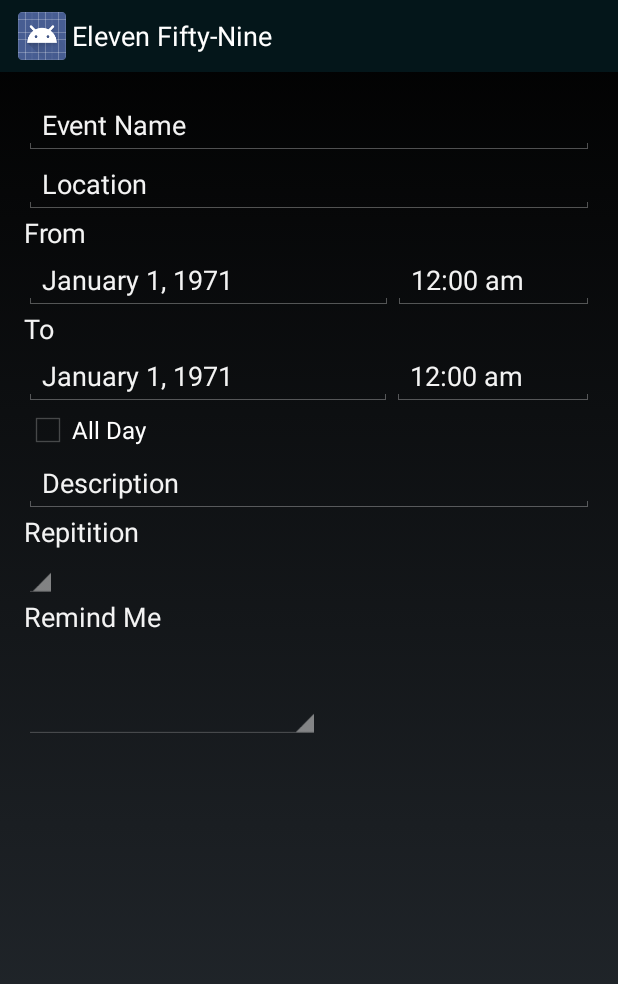
After one commit to 080419android/droidCal, an Android app: the layout activity_add_task.xml on its own in the app's theme, with its tools: preview values and no code run, on a phone screen of 412 x 824 dp. The commit adds this screen. Shown: the top 984 px of the screen. Run offline under Robolectric (Android 15) with nearby library versions, the phone set to English and light mode, and no system bars.

Commit message:
Added AddTaskView

```diff
--- a/ElevenFifty-Nine/app/src/main/AndroidManifest.xml
+++ b/ElevenFifty-Nine/app/src/main/AndroidManifest.xml
@@ -16,6 +16,10 @@
                 <category android:name="android.intent.category.LAUNCHER" />
             </intent-filter>
         </activity>
+        <activity
+            android:name=".AddTaskActivity"
+            android:label="@string/title_activity_add_task" >
+        </activity>
     </application>
 
 </manifest>
--- /dev/null
+++ b/ElevenFifty-Nine/app/src/main/java/com/droid080419/droid080419/elevenfifty_nine/AddTaskActivity.java
@@ -0,0 +1,39 @@
+package com.droid080419.droid080419.elevenfifty_nine;
+
+import android.support.v7.app.ActionBarActivity;
+import android.os.Bundle;
+import android.view.Menu;
+import android.view.MenuItem;
+
+
+public class AddTaskActivity extends ActionBarActivity {
+
+     @Override
+     protected void onCreate(Bundle savedInstanceState) {
+          super.onCreate(savedInstanceState);
+          setContentView(R.layout.activity_add_task);
+     }
+
+
+     @Override
+     public boolean onCreateOptionsMenu(Menu menu) {
+          // Inflate the menu; this adds items to the action bar if it is present.
+          getMenuInflater().inflate(R.menu.menu_add_task, menu);
+          return true;
+     }
+
+     @Override
+     public boolean onOptionsItemSelected(MenuItem item) {
+          // Handle action bar item clicks here. The action bar will
+          // automatically handle clicks on the Home/Up button, so long
+          // as you specify a parent activity in AndroidManifest.xml.
+          int id = item.getItemId();
+
+          //noinspection SimplifiableIfStatement
+          if (id == R.id.action_settings) {
+               return true;
+          }
+
+          return super.onOptionsItemSelected(item);
+     }
+}
--- /dev/null
+++ b/ElevenFifty-Nine/app/src/main/res/layout/activity_add_task.xml
@@ -0,0 +1,169 @@
+<RelativeLayout xmlns:android="http://schemas.android.com/apk/res/android"
+                xmlns:tools="http://schemas.android.com/tools"
+                android:layout_width="match_parent"
+                android:layout_height="match_parent"
+                android:paddingLeft="@dimen/activity_horizontal_margin"
+                android:paddingRight="@dimen/activity_horizontal_margin"
+                android:paddingTop="@dimen/activity_vertical_margin"
+                android:paddingBottom="@dimen/activity_vertical_margin"
+                tools:context="com.droid080419.droid080419.elevenfifty_nine.AddTaskActivity">
+
+     <ScrollView
+               android:layout_width="wrap_content"
+               android:layout_height="wrap_content"
+               android:id="@+id/scrollView"
+               android:layout_alignParentTop="true"
+               android:layout_alignParentStart="true"
+               android:layout_alignParentBottom="true"
+               android:layout_alignParentEnd="true">
+
+          <LinearLayout
+                    android:orientation="vertical"
+                    android:layout_width="fill_parent"
+                    android:layout_height="fill_parent"
+                    >
+
+               <EditText
+                         android:layout_width="match_parent"
+                         android:layout_height="wrap_content"
+                         android:id="@+id/eventName"
+                         android:text="Event Name"/>
+
+               <EditText
+                         android:layout_width="match_parent"
+                         android:layout_height="wrap_content"
+                         android:id="@+id/location"
+                         android:text="Location"/>
+
+               <LinearLayout
+                         android:orientation="vertical"
+                         android:layout_width="match_parent"
+                         android:layout_height="wrap_content">
+
+                    <TextView
+                              android:layout_width="wrap_content"
+                              android:layout_height="wrap_content"
+                              android:textAppearance="?android:attr/textAppearanceMedium"
+                              android:text="From"
+                              android:id="@+id/fromText"/>
+
+                    <LinearLayout
+                              android:orientation="horizontal"
+                              android:layout_width="match_parent"
+                              android:layout_height="wrap_content">
+
+                         <EditText
+                                   android:layout_width="246dp"
+                                   android:layout_height="wrap_content"
+                                   android:inputType="date"
+                                   android:ems="10"
+                                   android:id="@+id/startDate"
+                                   android:text="@string/default_date_text"/>
+
+                         <EditText
+                                   android:layout_width="wrap_content"
+                                   android:layout_height="wrap_content"
+                                   android:inputType="time"
+                                   android:ems="10"
+                                   android:id="@+id/startTime"
+                                   android:text="@string/defualt_time_text"/>
+
+                    </LinearLayout>
+               </LinearLayout>
+
+               <LinearLayout
+                         android:orientation="vertical"
+                         android:layout_width="fill_parent"
+                         android:layout_height="fill_parent">
+
+                    <TextView
+                              android:layout_width="wrap_content"
+                              android:layout_height="wrap_content"
+                              android:textAppearance="?android:attr/textAppearanceMedium"
+                              android:text="To"
+                              android:id="@+id/toText"/>
+
+                    <LinearLayout
+                              android:orientation="horizontal"
+                              android:layout_width="fill_parent"
+                              android:layout_height="fill_parent">
+
+                         <EditText
+                                   android:layout_width="245dp"
+                                   android:layout_height="wrap_content"
+                                   android:inputType="date"
+                                   android:ems="10"
+                                   android:id="@+id/endDate"
+                                   android:text="@string/default_date_text"/>
+
+                         <EditText
+                                   android:layout_width="wrap_content"
+                                   android:layout_height="wrap_content"
+                                   android:inputType="time"
+                                   android:ems="10"
+                                   android:id="@+id/endTime"
+                                   android:text="@string/defualt_time_text"/>
+
+
+                    </LinearLayout>
+               </LinearLayout>
+
+               <CheckBox
+                         android:layout_width="wrap_content"
+                         android:layout_height="wrap_content"
+                         android:text="All Day"
+                         android:id="@+id/allDayBox"
+                         android:checked="false"/>
+
+               <EditText
+                         android:layout_width="match_parent"
+                         android:layout_height="wrap_content"
+                         android:inputType="time"
+                         android:ems="10"
+                         android:id="@+id/description"
+                         android:text="Description"/>
+
+               <LinearLayout
+                         android:orientation="vertical"
+                         android:layout_width="fill_parent"
+                         android:layout_height="fill_parent">
+
+                    <TextView
+                              android:layout_width="wrap_content"
+                              android:layout_height="wrap_content"
+                              android:textAppearance="?android:attr/textAppearanceMedium"
+                              android:text="Repitition"
+                              android:id="@+id/repeteText"/>
+
+                    <Spinner
+                              android:layout_width="wrap_content"
+                              android:layout_height="wrap_content"
+                              android:id="@+id/repitition"
+                              android:spinnerMode="dropdown"/>
+
+               </LinearLayout>
+
+               <LinearLayout
+                         android:orientation="vertical"
+                         android:layout_width="fill_parent"
+                         android:layout_height="fill_parent">
+
+                    <TextView
+                              android:layout_width="wrap_content"
+                              android:layout_height="wrap_content"
+                              android:textAppearance="?android:attr/textAppearanceMedium"
+                              android:text="Remind Me"
+                              android:id="@+id/remindText"/>
+
+                    <Spinner
+                              android:layout_width="197dp"
+                              android:layout_height="69dp"
+                              android:id="@+id/remindIn"
+                              android:spinnerMode="dropdown"/>
+               </LinearLayout>
+
+          </LinearLayout>
+
+     </ScrollView>
+
+</RelativeLayout>
--- /dev/null
+++ b/ElevenFifty-Nine/app/src/main/res/menu/menu_add_task.xml
@@ -0,0 +1,9 @@
+<menu xmlns:android="http://schemas.android.com/apk/res/android"
+      xmlns:app="http://schemas.android.com/apk/res-auto"
+      xmlns:tools="http://schemas.android.com/tools"
+      tools:context="com.droid080419.droid080419.elevenfifty_nine.AddTaskActivity">
+     <item android:id="@+id/action_settings"
+           android:title="@string/action_settings"
+           android:orderInCategory="100"
+           app:showAsAction="never"/>
+</menu>
--- a/ElevenFifty-Nine/app/src/main/res/menu/menu_calendar_view.xml
+++ b/ElevenFifty-Nine/app/src/main/res/menu/menu_calendar_view.xml
@@ -1,9 +1,5 @@
 <menu xmlns:android="http://schemas.android.com/apk/res/android"
       xmlns:app="http://schemas.android.com/apk/res-auto"
       xmlns:tools="http://schemas.android.com/tools"
-      tools:context=".CalendarViewActivity">
-     <item android:id="@+id/action_settings"
-           android:title="@string/action_settings"
-           android:orderInCategory="100"
-           app:showAsAction="never"/>
+      tools:context=".CalendarViewActivity">]
 </menu>
--- a/ElevenFifty-Nine/app/src/main/res/values/strings.xml
+++ b/ElevenFifty-Nine/app/src/main/res/values/strings.xml
@@ -5,12 +5,15 @@
      <string name="hello_world">Hello world!</string>
      <string name="action_settings">Settings</string>
      <string name="default_string">Default String</string>
-
      <string name="data_file">test.xml</string>
 
      <color name="MainBackground">#080419</color>
      <color name="AppBarColor">#04161A</color>
 
      <string name="title_activity_view_schedule">ViewScheduleActivity</string>
+     <string name="title_activity_add_task">AddTaskActivity</string>
+
+     <string name="default_date_text">January 1, 1971</string>
+     <string name="defualt_time_text">12:00 am</string>
 
 </resources>
```
Also changed, not shown: ElevenFifty-Nine/app/src/main/res/layout/activity_calendar_view.xml (indentation only).
